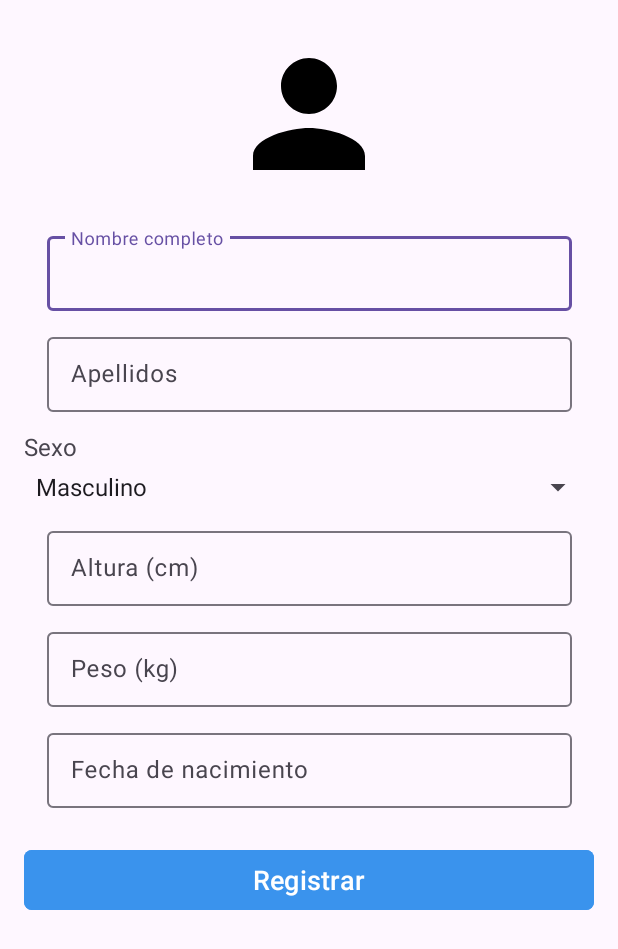
After one commit to Alexmt10/LiftUp, an Android app: the layout activity_informacion_adicional.xml on its own in the app's theme, with its tools: preview values and no code run, on a phone screen of 412 x 824 dp. The commit adds this screen. Shown: the top 949 px of the screen. Run offline under Robolectric (Android 15) with nearby library versions, the phone set to English and light mode, and no system bars; Roboto replaces fonts that are not available here.

Commit message:
Arreglado falo al registrarte, y al iniciar sesion, implementada una activity para reocger datos al crear perfil y apartado de configuracion que te saca de la sesión

```diff
--- a/app/src/main/java/com/iescamas/liftup/registro_inicio/LoginActivity.java
+++ b/app/src/main/java/com/iescamas/liftup/registro_inicio/LoginActivity.java
@@ -68,7 +68,6 @@ public class LoginActivity extends AppCompatActivity {
                             if (user != null) {
                                 Toast.makeText(this, "Inicio de sesión exitoso", Toast.LENGTH_SHORT).show();
 
-
                                 redirectToMainActivity();
 
                             }
--- /dev/null
+++ b/app/src/main/res/layout/activity_informacion_adicional.xml
@@ -0,0 +1,142 @@
+<?xml version="1.0" encoding="utf-8"?>
+<ScrollView xmlns:android="http://schemas.android.com/apk/res/android"
+    xmlns:app="http://schemas.android.com/apk/res-auto"
+    android:layout_width="match_parent"
+    android:layout_height="match_parent"
+    android:padding="16dp">
+
+    <androidx.constraintlayout.widget.ConstraintLayout
+        android:layout_width="match_parent"
+        android:layout_height="wrap_content">
+
+        <ImageView
+            android:id="@+id/imgPerfil"
+            android:layout_width="120dp"
+            android:layout_height="120dp"
+            android:src="@drawable/icon_me"
+            android:contentDescription="Imagen de perfil"
+            android:scaleType="centerCrop"
+            android:padding="4dp"
+            android:clickable="true"
+            android:focusable="true"
+            app:layout_constraintTop_toTopOf="parent"
+            app:layout_constraintStart_toStartOf="parent"
+            app:layout_constraintEnd_toEndOf="parent"
+            android:layout_marginBottom="24dp" />
+
+        <com.google.android.material.textfield.TextInputLayout
+            android:id="@+id/inputNombreCompleto"
+            style="@style/input_layout"
+            android:hint="Nombre completo"
+            android:layout_marginTop="16dp"
+            app:layout_constraintTop_toBottomOf="@id/imgPerfil"
+            app:layout_constraintStart_toStartOf="parent"
+            app:layout_constraintEnd_toEndOf="parent">
+
+            <com.google.android.material.textfield.TextInputEditText
+                android:id="@+id/editNombreCompleto"
+                android:layout_width="match_parent"
+                android:layout_height="wrap_content"
+                android:inputType="textPersonName" />
+        </com.google.android.material.textfield.TextInputLayout>
+
+        <com.google.android.material.textfield.TextInputLayout
+            android:id="@+id/inputApellidos"
+            style="@style/input_layout"
+            android:hint="Apellidos"
+            android:layout_marginTop="12dp"
+            app:layout_constraintTop_toBottomOf="@id/inputNombreCompleto"
+            app:layout_constraintStart_toStartOf="parent"
+            app:layout_constraintEnd_toEndOf="parent">
+
+            <com.google.android.material.textfield.TextInputEditText
+                android:id="@+id/editApellidos"
+                android:layout_width="match_parent"
+                android:layout_height="wrap_content"
+                android:inputType="textPersonName" />
+        </com.google.android.material.textfield.TextInputLayout>
+
+        <TextView
+            android:id="@+id/labelSexo"
+            android:layout_width="wrap_content"
+            android:layout_height="wrap_content"
+            android:text="Sexo"
+            android:textSize="16sp"
+            android:layout_marginTop="12dp"
+            app:layout_constraintTop_toBottomOf="@id/inputApellidos"
+            app:layout_constraintStart_toStartOf="parent" />
+
+        <Spinner
+            android:id="@+id/spinnerSexo"
+            android:layout_width="0dp"
+            android:layout_height="wrap_content"
+            android:entries="@array/sexo_array"
+            app:layout_constraintTop_toBottomOf="@id/labelSexo"
+            app:layout_constraintStart_toStartOf="parent"
+            app:layout_constraintEnd_toEndOf="parent"
+            android:layout_marginTop="4dp" />
+
+        <com.google.android.material.textfield.TextInputLayout
+            android:id="@+id/inputAltura"
+            style="@style/input_layout"
+            android:hint="Altura (cm)"
+            android:layout_marginTop="12dp"
+            app:layout_constraintTop_toBottomOf="@id/spinnerSexo"
+            app:layout_constraintStart_toStartOf="parent"
+            app:layout_constraintEnd_toEndOf="parent">
+
+            <com.google.android.material.textfield.TextInputEditText
+                android:id="@+id/editAltura"
+                android:layout_width="match_parent"
+                android:layout_height="wrap_content"
+                android:inputType="numberDecimal" />
+        </com.google.android.material.textfield.TextInputLayout>
+
+        <com.google.android.material.textfield.TextInputLayout
+            android:id="@+id/inputPeso"
+            style="@style/input_layout"
+            android:hint="Peso (kg)"
+            android:layout_marginTop="12dp"
+            app:layout_constraintTop_toBottomOf="@id/inputAltura"
+            app:layout_constraintStart_toStartOf="parent"
+            app:layout_constraintEnd_toEndOf="parent">
+
+            <com.google.android.material.textfield.TextInputEditText
+                android:id="@+id/editPeso"
+                android:layout_width="match_parent"
+                android:layout_height="wrap_content"
+                android:inputType="numberDecimal" />
+        </com.google.android.material.textfield.TextInputLayout>
+
+        <com.google.android.material.textfield.TextInputLayout
+            android:id="@+id/inputFechaNacimiento"
+            style="@style/input_layout"
+            android:hint="Fecha de nacimiento"
+            android:layout_marginTop="12dp"
+            app:layout_constraintTop_toBottomOf="@id/inputPeso"
+            app:layout_constraintStart_toStartOf="parent"
+            app:layout_constraintEnd_toEndOf="parent">
+
+            <com.google.android.material.textfield.TextInputEditText
+                android:id="@+id/editFechaNacimiento"
+                android:layout_width="match_parent"
+                android:layout_height="wrap_content"
+                android:focusable="false"
+                android:clickable="true"
+                android:inputType="none" />
+        </com.google.android.material.textfield.TextInputLayout>
+
+        <Button
+            android:id="@+id/btnRegistrarUsuario"
+            android:layout_width="0dp"
+            android:layout_height="wrap_content"
+            android:text="Registrar"
+            style="@style/boton"
+            android:layout_marginTop="24dp"
+            app:layout_constraintTop_toBottomOf="@id/inputFechaNacimiento"
+            app:layout_constraintStart_toStartOf="parent"
+            app:layout_constraintEnd_toEndOf="parent"
+            android:layout_marginBottom="24dp" />
+
+    </androidx.constraintlayout.widget.ConstraintLayout>
+</ScrollView>
--- a/app/src/main/res/values/style.xml
+++ b/app/src/main/res/values/style.xml
@@ -115,5 +115,10 @@
         <item>Press cerrado</item>
         <item>Extensión con barra Z</item>
     </string-array>
+    <string-array name="sexo_array">
+        <item>Masculino</item>
+        <item>Femenino</item>
+        <item>Otros</item>
+    </string-array>
 
 </resources>
```
Also changed, not shown: app/src/main/java/com/iescamas/liftup/Fragment/YoFragment.java (+10 -0 lines), app/src/main/java/com/iescamas/liftup/registro_inicio/RegistrarteActivity.java (+31 -17 lines), app/src/main/java/com/iescamas/liftup/tipos/Configuraciones.java (added, +44 -0 lines), app/src/main/java/com/iescamas/liftup/tipos/InformacionAdicional.java (added, +167 -0 lines), app/src/main/res/layout/activity_configuraciones.xml (added, +21 -0 lines).
